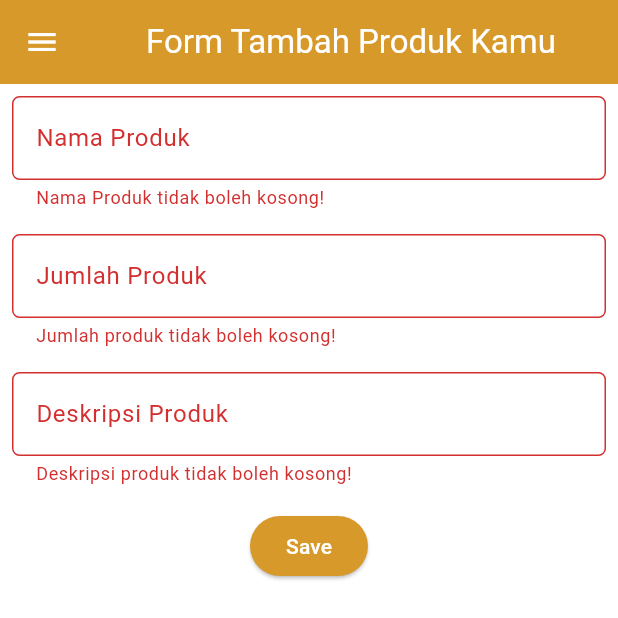
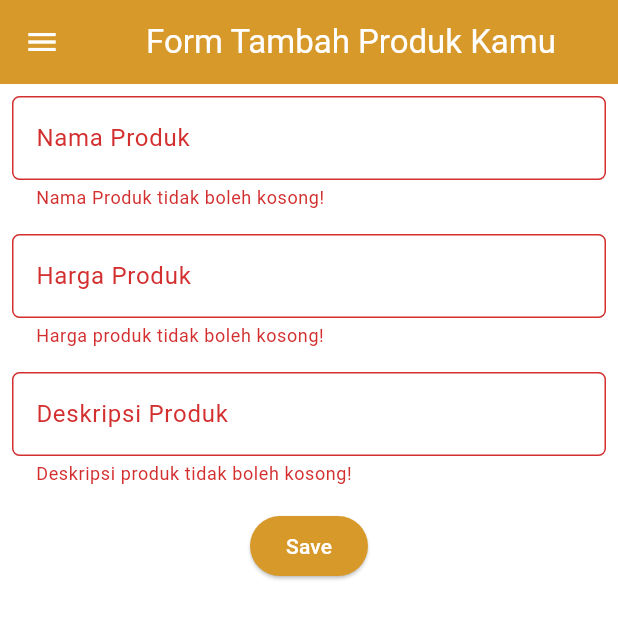
Before and after one commit to Mabacore101/closure-shop-mobile, a Flutter app: the ProductEntryFormPage screen opened directly, after a tap on "Save", on a phone screen of 412 x 824 dp, the top half of it. Run offline on Flutter 3.47's test engine with Material 3 defaults, Android fonts, the phone set to English and light mode, and no system bars; missing offline and left inert: pbp_django_auth.

Commit message:
Menerapkan semua elemen checklist dan selesai menjawab pertanyaan TI9.

```diff
--- a/lib/screens/productentry_form.dart
+++ b/lib/screens/productentry_form.dart
@@ -1,5 +1,10 @@
+import 'dart:convert';
+
+import 'package:closure_shop/screens/menu.dart';
 import 'package:flutter/material.dart';
 import 'package:closure_shop/widgets/left_drawer.dart';
+import 'package:pbp_django_auth/pbp_django_auth.dart';
+import 'package:provider/provider.dart';
 
 class ProductEntryFormPage extends StatefulWidget {
   const ProductEntryFormPage({super.key});
@@ -11,11 +16,13 @@ class ProductEntryFormPage extends StatefulWidget {
 class _ProductEntryFormPageState extends State<ProductEntryFormPage> {
   final _formKey = GlobalKey<FormState>();
   String _name = "";
-	int _amount = 0;
+	int _price = 0;
 	String _description = "";
 
   @override
   Widget build(BuildContext context) {
+    final request = context.watch<CookieRequest>();
+
     return Scaffold(
       appBar: AppBar(
         title: const Center(
@@ -60,35 +67,35 @@ class _ProductEntryFormPageState extends State<ProductEntryFormPage> {
                 ),
               ),
 
-              //Bagian input jumlah produk
+              //Bagian input harga produk
               Padding(
                 padding: const EdgeInsets.all(8.0),
                 child: TextFormField(
                   decoration: InputDecoration(
-                    hintText: "Jumlah Produk",
-                    labelText: "Jumlah Produk",
+                    hintText: "Harga Produk",
+                    labelText: "Harga Produk",
                     border: OutlineInputBorder(
                       borderRadius: BorderRadius.circular(5.0),
                     ),
                   ),
                   onChanged: (String? value) {
                     setState(() {
-                      _amount = int.tryParse(value!) ?? 0;
+                      _price = int.tryParse(value!) ?? 0;
                     });
                   },
                   validator: (String? value) {
                     if (value == null || value.isEmpty) {
-                      return "Jumlah produk tidak boleh kosong!";
+                      return "Harga produk tidak boleh kosong!";
                     }
 
                     final parsedValue = int.tryParse(value);
 
                     if (parsedValue == null) {
-                      return "Jumlah produk harus berupa angka!";
+                      return "Harga produk harus berupa angka!";
                     }
 
                     if (parsedValue <= 0) {
-                      return "Jumlah produk harus lebih dari 0!";
+                      return "Harga produk harus lebih dari 0!";
                     }
                     return null;
                   },
@@ -129,35 +136,36 @@ class _ProductEntryFormPageState extends State<ProductEntryFormPage> {
                     style: ButtonStyle(
                       backgroundColor: ButtonStyleButton.allOrNull(Theme.of(context).colorScheme.primary),
                     ),
-                    onPressed: () {
-                      if (_formKey.currentState!.validate()) {
-                        showDialog(
-                          context: context,
-                          builder: (context) {
-                            return AlertDialog(
-                              title: const Text('Produk berhasil tersimpan'),
-                              content: SingleChildScrollView(
-                                child: Column(
-                                  crossAxisAlignment: CrossAxisAlignment.start,
-                                  children: [
-                                    Text('Nama Produk: $_name'),
-                                    Text('Jumlah Produk: $_amount'),
-                                    Text('Deskripsi Produk: $_description'),
-                                  ],
-                                ),
-                              ),
-                              actions: [
-                                TextButton(
-                                  child: const Text('OK'),
-                                  onPressed: () {
-                                    Navigator.pop(context);
-                                    _formKey.currentState!.reset();
-                                  },
-                                ),
-                              ],
-                            );
-                          },
+                    onPressed: () async {
+                    if (_formKey.currentState!.validate()) {
+
+                        // Kirim ke Django dan tunggu respons
+                        final response = await request.postJson(
+                            "http://localhost:8000/create-flutter/",
+                            jsonEncode(<String, String>{
+                                'name': _name,
+                                'price': _price.toString(),
+                                'description': _description,
+                            }),
                         );
+                        if (context.mounted) {
+                            if (response['status'] == 'success') {
+                                ScaffoldMessenger.of(context)
+                                    .showSnackBar(const SnackBar(
+                                content: Text("Mood baru berhasil disimpan!"),
+                                ));
+                                Navigator.pushReplacement(
+                                    context,
+                                    MaterialPageRoute(builder: (context) => MyHomePage()),
+                                );
+                            } else {
+                                ScaffoldMessenger.of(context)
+                                    .showSnackBar(const SnackBar(
+                                    content:
+                                        Text("Terdapat kesalahan, silakan coba lagi."),
+                                ));
+                            }
+                        }
                       }
                     },
                     child: const Text(
--- a/lib/screens/register.dart
+++ b/lib/screens/register.dart
@@ -146,7 +146,7 @@ class _RegisterPageState extends State<RegisterPage> {
                     },
                     style: ElevatedButton.styleFrom(
                       foregroundColor: Colors.white,
-                      minimumSize: Size(double.infinity, 50),
+                      minimumSize: const Size(double.infinity, 50),
                       backgroundColor: Theme.of(context).colorScheme.primary,
                       padding: const EdgeInsets.symmetric(vertical: 16.0),
                     ),
--- a/lib/widgets/left_drawer.dart
+++ b/lib/widgets/left_drawer.dart
@@ -1,3 +1,4 @@
+import 'package:closure_shop/screens/list_productentry.dart';
 import 'package:flutter/material.dart';
 import 'package:closure_shop/screens/menu.dart';
 import 'package:closure_shop/screens/productentry_form.dart';
@@ -57,7 +58,7 @@ class LeftDrawer extends StatelessWidget {
 
           //Bagian untuk mengatur opsi Tambah Item dan routing ke halaman tambah item.
           ListTile(
-            leading: const Icon(Icons.shopping_cart),
+            leading: const Icon(Icons.add),
             title: const Text('Tambah Item'),
             // Bagian redirection ke ProductEntryFormPage
             onTap: () {
@@ -68,6 +69,19 @@ class LeftDrawer extends StatelessWidget {
               ));
             },
           ),
+
+          // Kode ListTile Menu
+          ListTile(
+              leading: const Icon(Icons.shopping_cart),
+              title: const Text('Daftar Produk'),
+              onTap: () {
+                  // Route menu ke halaman mood
+                  Navigator.push(
+                      context,
+                      MaterialPageRoute(builder: (context) => const ProductEntryPage()),
+                  );
+              },
+          ),
         ],
       ),
     );
--- a/pubspec.yaml
+++ b/pubspec.yaml
@@ -37,6 +37,7 @@ dependencies:
   cupertino_icons: ^1.0.8
   provider: ^6.1.2
   pbp_django_auth: ^0.4.0
+  http: ^1.2.2
 
 dev_dependencies:
   flutter_test:
```
Also changed, not shown: lib/models/product_entry.dart (added, +61 -0 lines), lib/screens/list_productentry.dart (added, +106 -0 lines), lib/screens/product_details.dart (added, +52 -0 lines), lib/widgets/product_card.dart (+39 -1 lines), pubspec.lock, 2 other files.
